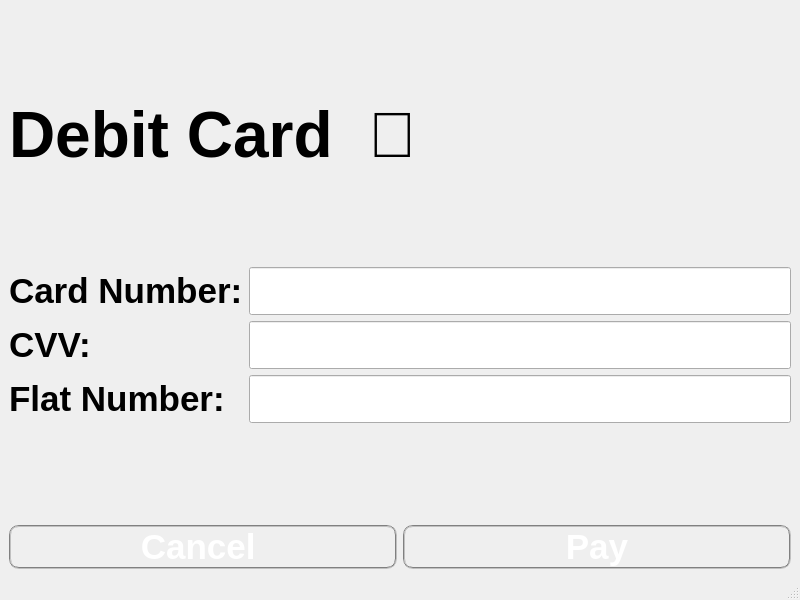
This is transaction_dc.ui in acmpesuecc/GrowPal as Qt 5 draws it before an edit. The edited form follows.
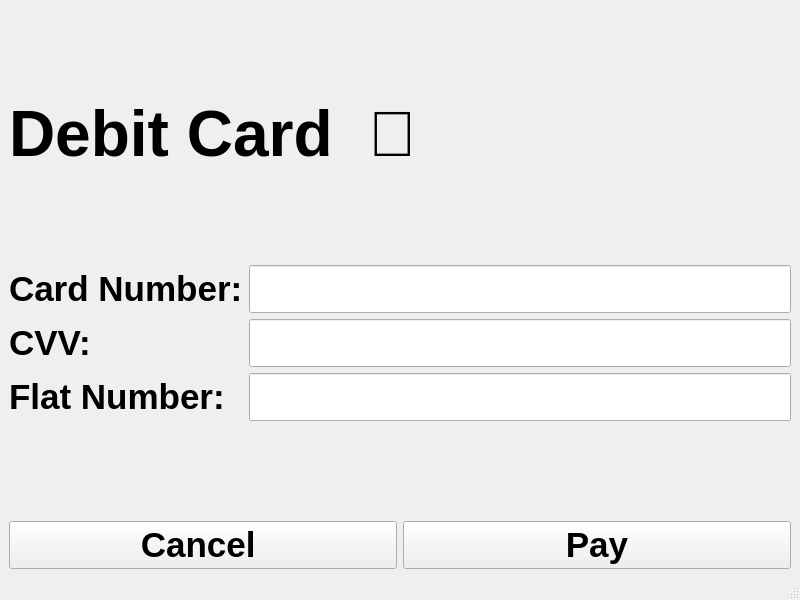
This is the edited form.

Patch:
```diff
--- a/transaction_dc.ui
+++ b/transaction_dc.ui
@@ -118,9 +118,7 @@
        </font>
       </property>
       <property name="styleSheet">
-       <string notr="true">
-                 color: white; 
-                 border-radius: 10px; border: 2px groove gray;</string>
+       <string notr="true"/>
       </property>
       <property name="text">
        <string>Cancel </string>
@@ -137,9 +135,7 @@
        </font>
       </property>
       <property name="styleSheet">
-       <string notr="true">
-                 color: white; 
-                 border-radius: 10px; border: 2px groove gray;</string>
+       <string notr="true"/>
       </property>
       <property name="text">
        <string>Pay</string>
```
